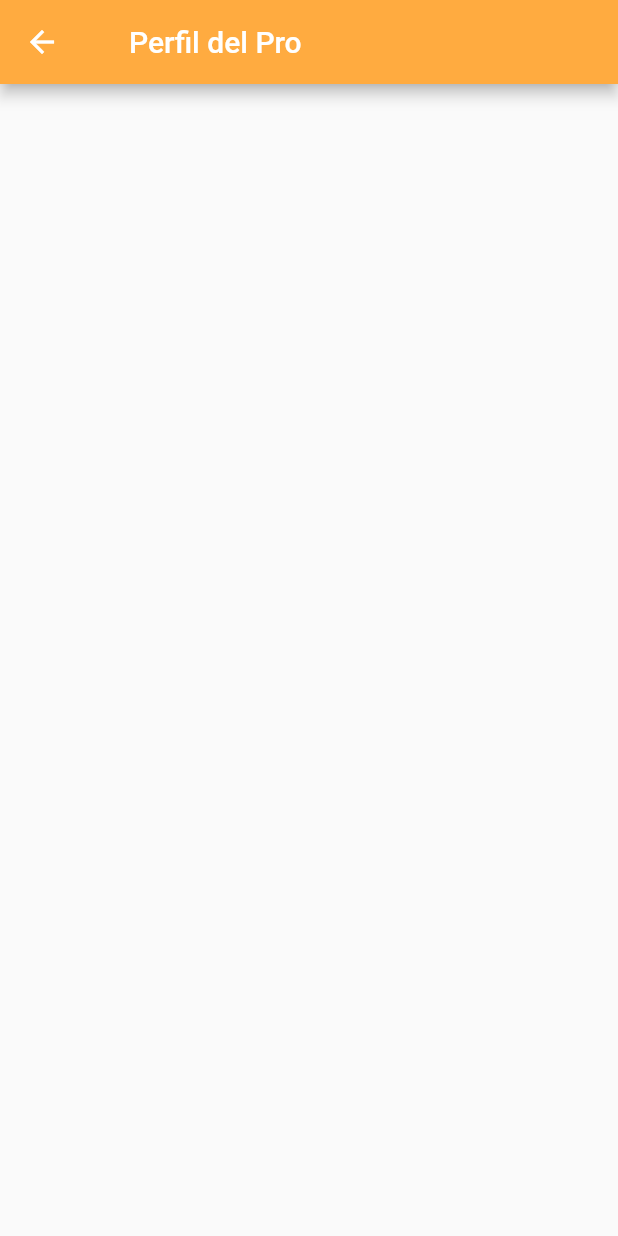
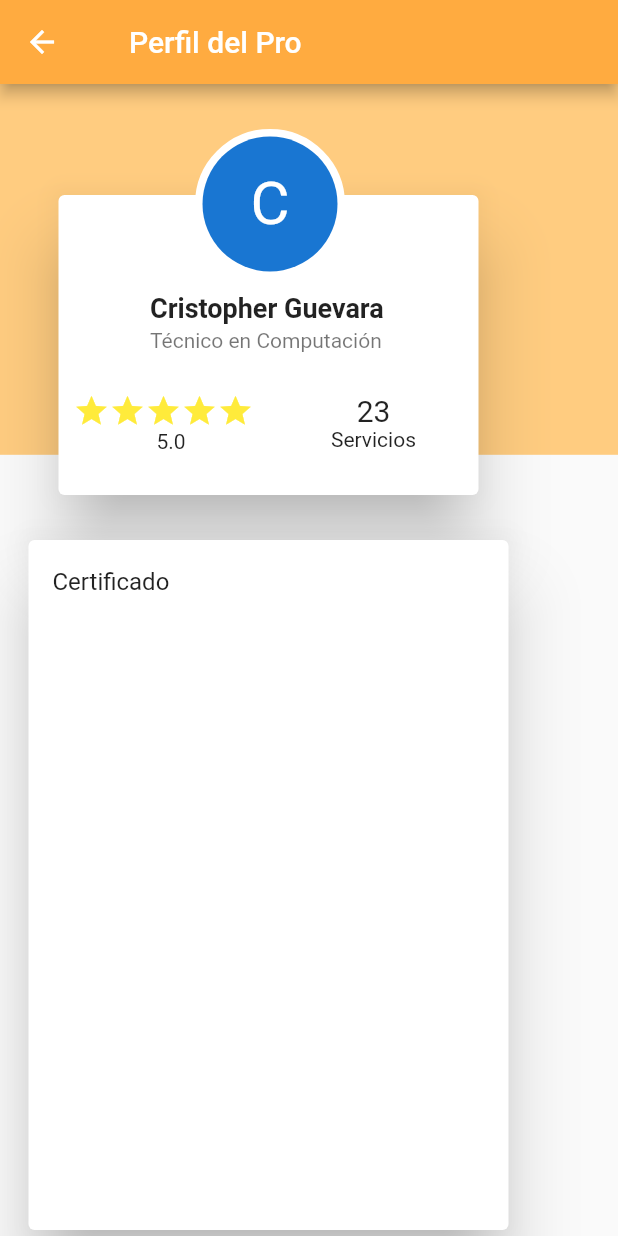
Before and after one commit to Onehand7/Prototipo01, a Flutter app: the PagePerfil screen opened directly, on a phone screen of 412 x 824 dp. Run offline on Flutter 3.47's test engine with Material 2 defaults, Android fonts, the phone set to English and light mode, and no system bars.

Commit message:
Mejoras en el perfil de los profesionales

```diff
--- a/lib/menu/perfil/page_perfil.dart
+++ b/lib/menu/perfil/page_perfil.dart
@@ -1,5 +1,4 @@
 import 'package:flutter/material.dart';
-
 
 class PagePerfil extends StatefulWidget {
   @override
@@ -9,12 +8,151 @@ class PagePerfil extends StatefulWidget {
 class _PagePerfil extends State<PagePerfil> {
   @override
   Widget build(BuildContext context) {
+    var size = MediaQuery.of(context).size;
     return Scaffold(
       appBar: AppBar(
         title: Text("Perfil del Pro"),
         titleSpacing: 30,
         backgroundColor: Colors.orangeAccent,
       ),
+      body: Stack(
+        children: <Widget>[
+          Container(
+            height: size.height * .30,
+            decoration: BoxDecoration(
+              color: Colors.orange[200],
+            ),
+          ),
+          Positioned(
+            top: 50,
+            left: 35,
+            child: Padding(
+              padding: const EdgeInsets.fromLTRB(0, 20, 0, 0),
+              child: Card(
+                color: Colors.white,
+                elevation: 20,
+                child: Container(
+                  height: 200,
+                  width: 280,
+                  //color: Colors.greenAccent,
+                  child: Column(
+                    children: <Widget>[
+                      Padding(
+                        padding: const EdgeInsets.only(top: 50, left: 45),
+                        child: ListTile(
+                          title: Text(
+                            "Cristopher Guevara",
+                            style: TextStyle(
+                                fontWeight: FontWeight.bold, fontSize: 18),
+                          ),
+                          subtitle: Text("Técnico en Computación"),
+                        ),
+                      ),
+                      Row(
+                        children: <Widget>[
+                          Container(
+                            height: 78,
+                            width: 140,
+                            //color: Colors.redAccent,
+                            child: Padding(
+                              padding: const EdgeInsets.only(top: 10, left: 10),
+                              child: Column(
+                                crossAxisAlignment: CrossAxisAlignment.center,
+                                children: <Widget>[
+                                  Row(
+                                    children: <Widget>[
+                                      Icon(
+                                        Icons.star,
+                                        color: Colors.yellow,
+                                      ),
+                                      Icon(
+                                        Icons.star,
+                                        color: Colors.yellow,
+                                      ),
+                                      Icon(
+                                        Icons.star,
+                                        color: Colors.yellow,
+                                      ),
+                                      Icon(
+                                        Icons.star,
+                                        color: Colors.yellow,
+                                      ),
+                                      Icon(
+                                        Icons.star,
+                                        color: Colors.yellow,
+                                      ),
+                                    ],
+                                  ),
+                                  Text("5.0")
+                                ],
+                              ),
+                            ),
+                          ),
+                          Container(
+                            height: 78,
+                            width: 140,
+                            //color: Colors.blueAccent,
+                            child: Padding(
+                              padding: const EdgeInsets.only(top: 10),
+                              child: Column(
+                                crossAxisAlignment: CrossAxisAlignment.center,
+                                children: <Widget>[
+                                  Text(
+                                    "23",
+                                    style: TextStyle(fontSize: 20),
+                                  ),
+                                  Text("Servicios")
+                                ],
+                              ),
+                            ),
+                          )
+                        ],
+                      )
+                    ],
+                  ),
+                ),
+              ),
+            ),
+          ),
+          Positioned(
+            top: 30,
+            left: 130,
+            child: Container(
+              height: 100,
+              width: 100,
+              decoration: BoxDecoration(
+                  color: Colors.white,
+                  shape: BoxShape.circle,
+                  border: Border.all(color: Colors.white, width: 5)),
+              child: CircleAvatar(
+                child: Text(
+                  "C",
+                  style: TextStyle(fontSize: 40),
+                ),
+              ),
+            ),
+          ),
+          Padding(
+            padding: const EdgeInsets.only(top: 300, left: 15),
+            child: Card(
+              elevation: 20,
+              child: Container(
+                //color: Colors.blueAccent,
+                height: double.infinity,
+                width: 320,
+                child: ListView(
+                  children: <Widget>[
+                    ListTile(
+                      title: Text("Certificado"),
+                    )
+                  ],
+                )
+              ),
+            ),
+          ),
+        ],
+        overflow: Overflow.visible,
+      ),
     );
   }
 }
```
